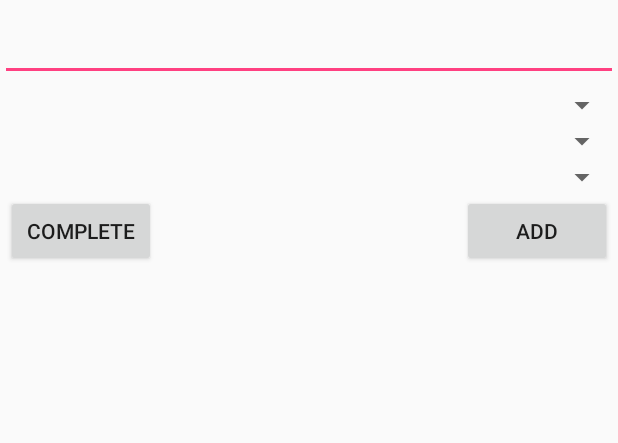
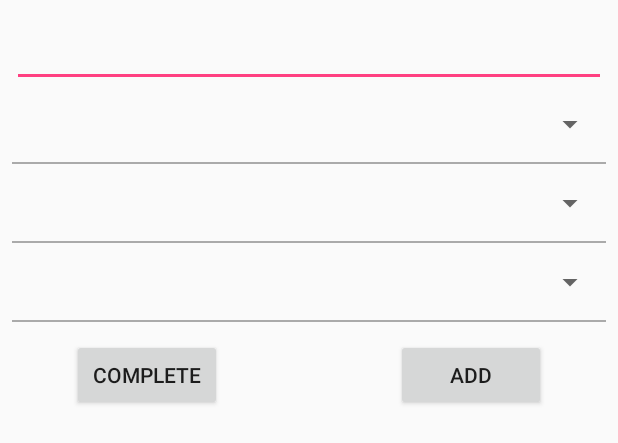
Before and after one commit to infomat/TaskManager, an Android app: the layout activity_newtask.xml on its own in the app's theme, with its tools: preview values and no code run, on a phone screen of 412 x 824 dp. Shown: the top 443 px of the screen. Run offline under Robolectric (Android 15) with nearby library versions, the phone set to English and light mode, and no system bars.

Commit message:
Finish Date, Time Picker

```diff
--- a/app/src/main/java/com/conestogac/mytask/MainActivity.java
+++ b/app/src/main/java/com/conestogac/mytask/MainActivity.java
@@ -68,7 +68,7 @@ public class MainActivity extends AppCompatActivity {
                 taskItem.setDueDateTime(cursor.getString(cursor.getColumnIndexOrThrow(TaskDatabaseHelper.KEY_TASKS_DUEDATE)));
 
                 //Assign data to send - which implements Parcel interface to send
-                intent.putExtra(NewTaskActivity.EXTRA_DB_COMMAND, "UPDATE");
+                intent.putExtra(NewTaskActivity.EXTRA_DB_COMMAND, NewTaskActivity.DbOperation[1]);
                 intent.putExtra(NewTaskActivity.EXTRA_SELECTED_ITEM, taskItem);
 
                 //To resolve scope, MainActivity.this is used, instead of this
@@ -107,7 +107,7 @@ public class MainActivity extends AppCompatActivity {
         // Handle Add button on the action bar items
         switch (item.getItemId()) {
             case R.id.addtask:
-                intent.putExtra(NewTaskActivity.EXTRA_DB_COMMAND, "CREATE");
+                intent.putExtra(NewTaskActivity.EXTRA_DB_COMMAND, NewTaskActivity.DbOperation[0]);
                 // when AddTask button is selected, go to another activity
                 startActivity(new Intent(this, NewTaskActivity.class));
                 return true;
--- a/app/src/main/res/layout/activity_newtask.xml
+++ b/app/src/main/res/layout/activity_newtask.xml
@@ -1,6 +1,9 @@
 <?xml version="1.0" encoding="utf-8"?>
-<RelativeLayout xmlns:android="http://schemas.android.com/apk/res/android"
-    android:layout_width="match_parent" android:layout_height="match_parent">
+<LinearLayout xmlns:android="http://schemas.android.com/apk/res/android"
+    android:layout_width="match_parent"
+    android:layout_height="match_parent"
+    android:orientation="vertical"
+    android:padding="@dimen/widget_padding">
 
     <EditText
         android:layout_width="match_parent"
@@ -9,55 +12,101 @@
         android:layout_centerHorizontal="true"
         android:lines="1"
         android:linksClickable="false"
-        android:layout_marginTop="@dimen/widget_vertical_margin"
-        android:height="50dp" />
+        android:height="50dp"
+        android:paddingLeft="@dimen/widget_padding"
+        android:paddingRight="@dimen/widget_padding" />
 
+    <TextView
+        android:layout_width="match_parent"
+        android:layout_height="wrap_content"
+        android:id="@+id/tvPriority"
+        android:layout_alignStart="@+id/edTodo"
+        android:height="50dp"
+        style="@style/Base.Widget.AppCompat.Spinner"
+        android:gravity="center_vertical"
+        android:paddingLeft="@dimen/widget_padding"
+        android:paddingRight="@dimen/widget_padding"
+        android:onClick="onPriority"/>
+    <View
+        android:layout_width="match_parent"
+        android:layout_height="1dp"
+        android:background="@android:color/darker_gray"/>
     <Spinner
         android:layout_width="match_parent"
-        android:layout_height="wrap_content"
+        android:layout_height="1dp"
         android:id="@+id/spPriority"
         android:spinnerMode="dropdown"
-        android:layout_alignParentStart="true"
-        android:layout_below="@id/edTodo"
-        android:layout_marginTop="@dimen/widget_vertical_margin"/>
+        android:visibility="invisible"/>
 
+    <TextView
+        android:layout_width="match_parent"
+        android:layout_height="wrap_content"
+        android:id="@+id/tvDate"
+        android:height="50dp"
+        style="@style/Base.Widget.AppCompat.Spinner"
+        android:gravity="center_vertical"
+        android:paddingLeft="@dimen/widget_padding"
+        android:paddingRight="@dimen/widget_padding"
+        android:onClick="onDate" />
+    <View
+        android:layout_width="match_parent"
+        android:layout_height="1dp"
+        android:background="@android:color/darker_gray"/>
     <Spinner
         android:layout_width="match_parent"
-        android:layout_height="wrap_content"
+        android:layout_height="1dp"
         android:id="@+id/spDate"
         android:spinnerMode="dropdown"
-        android:layout_below="@+id/spPriority"
-        android:layout_alignParentStart="true" />
+        android:visibility="invisible"/>
 
+    <TextView
+        android:layout_width="match_parent"
+        android:layout_height="wrap_content"
+        android:id="@+id/tvTime"
+        android:height="50dp"
+        style="@style/Base.Widget.AppCompat.Spinner"
+        android:gravity="center_vertical"
+        android:paddingLeft="@dimen/widget_padding"
+        android:paddingRight="@dimen/widget_padding"
+        android:onClick="onTime" />
+    <View
+        android:layout_width="match_parent"
+        android:layout_height="1dp"
+        android:background="@android:color/darker_gray"/>
     <Spinner
         android:layout_width="match_parent"
-        android:layout_height="wrap_content"
+        android:layout_height="1dp"
         android:id="@+id/spTime"
         android:spinnerMode="dropdown"
         android:layout_below="@+id/spDate"
-        android:layout_alignParentStart="true"/>
+        style="@android:style/Widget.Material.Spinner.Underlined"
+        android:visibility="invisible"/>
 
+    <RelativeLayout
+        android:layout_width="match_parent"
+        android:layout_height="match_parent"
+        android:layout_marginTop="@dimen/widget_vertical_margin">
         <Button
             android:layout_width="@dimen/button_width"
             android:layout_height="wrap_content"
             android:text="COMPLETE"
             android:id="@+id/btComplete"
             style="?android:attr/buttonStyleSmall"
-        android:layout_below="@+id/spTime"
-        android:layout_marginBottom="@dimen/widget_vertical_margin"
             android:layout_marginLeft="@dimen/widget_horizontal_margin"
-        android:onClick="onCompleteTask" />
+            android:onClick="onCompleteTask"
+            android:layout_alignParentTop="true"
+            android:layout_alignParentStart="true"
+            android:layout_marginStart="40dp" />
 
         <Button
             android:layout_width="@dimen/button_width"
             android:layout_height="wrap_content"
             android:text="ADD"
             android:id="@+id/btAdd"
-        android:layout_marginRight="@dimen/widget_horizontal_margin"
             style="?android:attr/buttonStyleSmall"
-        android:layout_alignTop="@+id/btComplete"
-        android:layout_centerHorizontal="true"
-        android:layout_alignEnd="@id/spTime"
-        android:onClick="onAddTask" />
-
+            android:onClick="onAddTask"
+            android:layout_alignParentTop="true"
+            android:layout_alignParentEnd="true"
+            android:layout_marginEnd="40dp" />
     </RelativeLayout>
+</LinearLayout>
--- a/app/src/main/res/values/dimens.xml
+++ b/app/src/main/res/values/dimens.xml
@@ -3,9 +3,8 @@
     <dimen name="activity_horizontal_margin">16dp</dimen>
     <dimen name="activity_vertical_margin">20dp</dimen>
     <dimen name="widget_horizontal_margin">4dp</dimen>
-    <dimen name="widget_vertical_spinner_margin">200dp</dimen>
-    <dimen name="widget_vertical_margin">4dp</dimen>
+    <dimen name="widget_vertical_margin">10dp</dimen>
     <dimen name="list_vertical_margin">8dp</dimen>
-    <dimen name="fab_margin">16dp</dimen>
+    <dimen name="widget_padding">8dp</dimen>
     <dimen name="button_width">100dp</dimen>
 </resources>
```
Also changed, not shown: app/src/main/java/com/conestogac/mytask/NewTaskActivity.java (+115 -18 lines), app/src/main/res/mipmap-hdpi/ic_launcher.png, app/src/main/res/mipmap-mdpi/ic_launcher.png, app/src/main/res/mipmap-xhdpi/ic_launcher.png, app/src/main/res/mipmap-xxhdpi/ic_launcher.png, app/src/main/res/mipmap-xxxhdpi/ic_launcher.png. Lines whose indentation alone changed are shown as unchanged.
